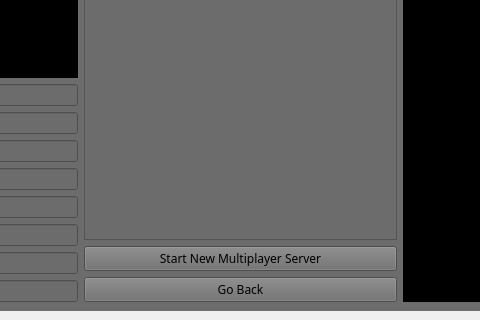
The window that anw/Client/design.ui (colshag/cosmica) describes before a commit, drawn with Qt 5; both pictures show x 259 to 739 and y 531 to 851 of the 980 by 851 pixel window.
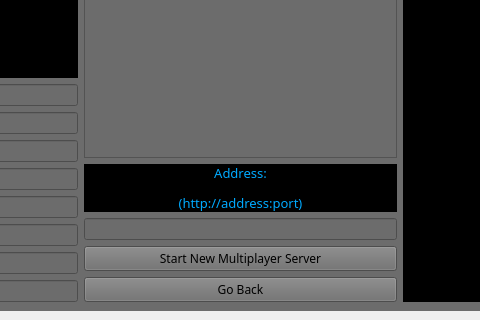
The same window after the commit. The open tabs and pages were chosen to show the change. Icons and pictures are not drawn.

```diff
--- a/anw/Client/design.ui
+++ b/anw/Client/design.ui
@@ -771,6 +771,25 @@
           <item>
            <widget class="QListView" name="lstChooseMapNewMulti"/>
           </item>
+          <item>
+           <widget class="QLabel" name="lblAddressNewMulti">
+            <property name="font">
+             <font>
+              <family>Terminator Two</family>
+              <pointsize>10</pointsize>
+             </font>
+            </property>
+            <property name="styleSheet">
+             <string notr="true">background-color: rgb(0, 0, 0);</string>
+            </property>
+            <property name="text">
+             <string>&lt;html&gt;&lt;head/&gt;&lt;body&gt;&lt;p align=&quot;center&quot;&gt;&lt;span style=&quot; color:#00aaff;&quot;&gt;Address:&lt;/span&gt;&lt;/p&gt;&lt;p align=&quot;center&quot;&gt;&lt;span style=&quot; color:#00aaff;&quot;&gt;(http://address:port)&lt;/span&gt;&lt;/p&gt;&lt;/body&gt;&lt;/html&gt;</string>
+            </property>
+           </widget>
+          </item>
+          <item>
+           <widget class="QLineEdit" name="txtAddressNewMulti"/>
+          </item>
           <item>
            <widget class="QPushButton" name="btnStartNewMulti">
             <property name="font">
```
